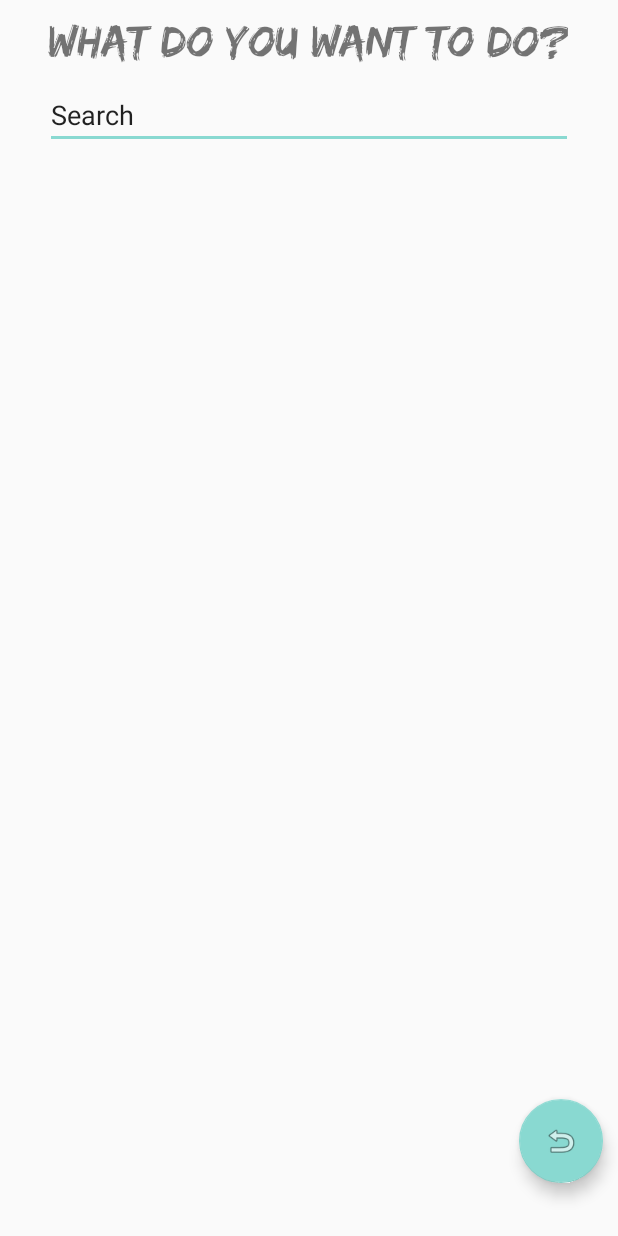
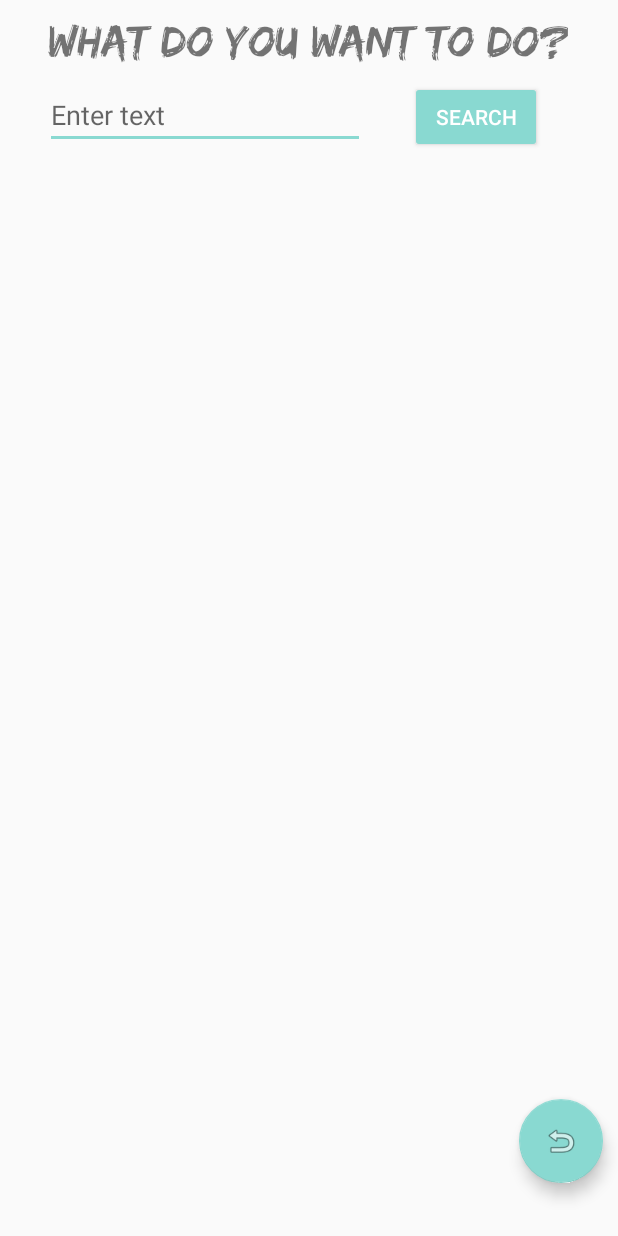
Before and after one commit to Rudra2301/Rhome, an Android app: the layout activity_select_what_to_do.xml on its own in the app's theme, with its tools: preview values and no code run, on a phone screen of 412 x 824 dp. Run offline under Robolectric (Android 15) with nearby library versions, the phone set to English and light mode, and no system bars.

Commit message:
Search function in place in activity to search based on what to do

```diff
--- a/android-source/Rhome/app/src/main/java/lorentzonsolutions/rhome/activities/ListNearbyPlacesActivity.java
+++ b/android-source/Rhome/app/src/main/java/lorentzonsolutions/rhome/activities/ListNearbyPlacesActivity.java
@@ -58,6 +58,8 @@ public class ListNearbyPlacesActivity extends AppCompatActivity {
         // Getting the value from the intent invoking this
         Intent intent = getIntent();
         selectedType = intent.getStringExtra("selected_type");
+
+        Log.d(TAG, "Searching for location of type: " + selectedType);
 
         storageUtil = StorageUtil.INSTANCE;
 
--- a/android-source/Rhome/app/src/main/java/lorentzonsolutions/rhome/activities/PickPlacesToVisitActivity.java
+++ b/android-source/Rhome/app/src/main/java/lorentzonsolutions/rhome/activities/PickPlacesToVisitActivity.java
@@ -141,7 +141,8 @@ public class PickPlacesToVisitActivity extends AppCompatActivity {
             @Override
             public void onClick(View v) {
                 if(storage.getSelectedStartLocation() != null && storage.getSelectedEndLocation() != null) {
-                    Intent intent = new Intent(Resources.getInstance().getContext(), ListLocationTypeSelectionActivity.class);
+                    // Intent intent = new Intent(Resources.getInstance().getContext(), ListLocationTypeSelectionActivity.class);
+                    Intent intent = new Intent(Resources.getInstance().getContext(), SelectWhatToDoActivity.class);
                     startActivity(intent);
                 }
                 else if(storage.getSelectedStartLocation() == null) {
--- a/android-source/Rhome/app/src/main/java/lorentzonsolutions/rhome/shared/GoogleLocationTypes.java
+++ b/android-source/Rhome/app/src/main/java/lorentzonsolutions/rhome/shared/GoogleLocationTypes.java
@@ -1,5 +1,6 @@
 package lorentzonsolutions.rhome.shared;
 
+import java.util.HashMap;
 import java.util.List;
 import java.util.Map;
 
@@ -55,6 +56,7 @@ public enum GoogleLocationTypes {
 
     static {
         // TODO. Build this elsewhere and use resources (R.string...)
+        mapOfWhatToDo = new HashMap<>();
         mapOfWhatToDo.put(AIRPORT, "Go to the airport");
         mapOfWhatToDo.put(CLOTHING_STORE, "Buy clothes");
         mapOfWhatToDo.put(ATM, "Withdraw money");
--- a/android-source/Rhome/app/src/main/res/layout/activity_select_what_to_do.xml
+++ b/android-source/Rhome/app/src/main/res/layout/activity_select_what_to_do.xml
@@ -15,17 +15,31 @@
         android:layout_centerHorizontal="true"
         android:layout_margin="@dimen/header_margin"/>
 
-    <EditText
-        android:id="@+id/what_to_do_search_field"
+    <LinearLayout
+        android:id="@+id/what_to_do_search_component"
         android:layout_width="match_parent"
         android:layout_height="wrap_content"
-        android:layout_marginEnd="30dp"
-        android:layout_marginStart="30dp"
         android:layout_below="@+id/what_to_do_header"
-        android:layout_centerHorizontal="true"
-        android:ems="10"
-        android:inputType="textPersonName"
-        android:text="@string/what_to_do_search_placeholder" />
+        android:orientation="horizontal">
+        <android.support.design.widget.TextInputEditText
+            android:id="@+id/what_to_do_search_field"
+            android:layout_width="wrap_content"
+            android:layout_height="wrap_content"
+            android:layout_marginEnd="30dp"
+            android:layout_marginStart="30dp"
+            android:ems="10"
+            android:inputType="textPersonName"
+            android:hint="@string/what_to_do_search_placeholder" />
+        <Button
+            android:id="@+id/what_to_do_search_button"
+            android:layout_width="wrap_content"
+            android:layout_height="wrap_content"
+            android:text="@string/what_to_do_search_button_text"
+            style="@style/Widget.AppCompat.Button.Colored" />
+
+
+    </LinearLayout>
+
 
     <ListView
         android:id="@+id/what_to_do_search_result_list"
@@ -34,7 +48,7 @@
         android:layout_marginStart="20dp"
         android:layout_marginEnd="20dp"
         android:layout_marginTop="20dp"
-        android:layout_below="@id/what_to_do_search_field"
+        android:layout_below="@id/what_to_do_search_component"
         />
 
     <android.support.design.widget.FloatingActionButton
--- a/android-source/Rhome/app/src/main/res/values/strings.xml
+++ b/android-source/Rhome/app/src/main/res/values/strings.xml
@@ -35,7 +35,8 @@
 
     <!-- Select what to do activity -->
     <string name="what_to_do_header">What do you want to do?</string>
-    <string name="what_to_do_search_placeholder">Search</string>
+    <string name="what_to_do_search_placeholder">Enter text</string>
+    <string name="what_to_do_search_button_text">Search</string>
 
     <!--  OLD ONES BELOW -->
     <!-- Main Activity -->
```
Also changed, not shown: android-source/Rhome/app/src/main/java/lorentzonsolutions/rhome/activities/EndLocationActivity.java (+9 -2 lines), android-source/Rhome/app/src/main/java/lorentzonsolutions/rhome/activities/SelectWhatToDoActivity.java (+50 -10 lines).
